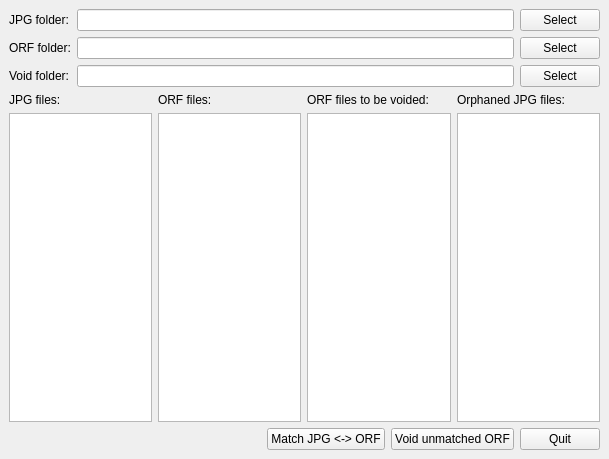
Qt form ORFvoid.ui (lucvandort/ORFvoid) before a commit.
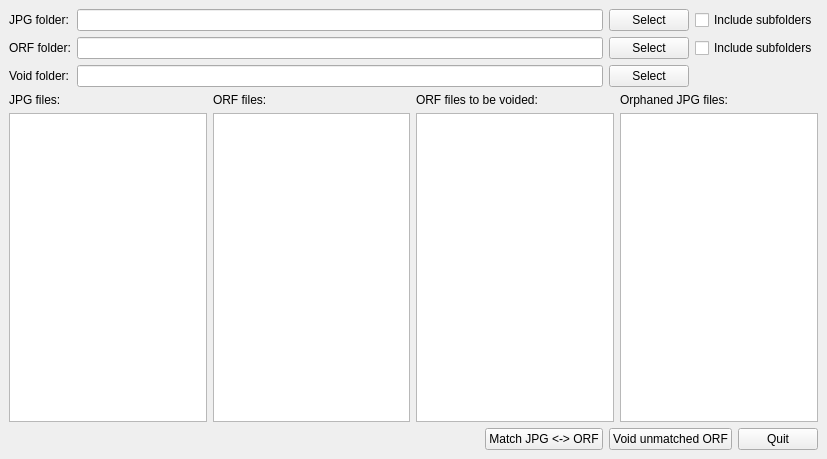
The same form after that commit.

Commit message: Extra checkbuttons for subfolder globbing

```diff
--- a/ORFvoid.ui
+++ b/ORFvoid.ui
@@ -6,7 +6,7 @@
    <rect>
     <x>0</x>
     <y>0</y>
-    <width>609</width>
+    <width>827</width>
     <height>459</height>
    </rect>
   </property>
@@ -68,6 +68,20 @@
         </property>
        </widget>
       </item>
+      <item row="0" column="3">
+       <widget class="QCheckBox" name="jpgfolder_include_subfolders">
+        <property name="text">
+         <string>Include subfolders</string>
+        </property>
+       </widget>
+      </item>
+      <item row="1" column="3">
+       <widget class="QCheckBox" name="orffolder_include_subfolders">
+        <property name="text">
+         <string>Include subfolders</string>
+        </property>
+       </widget>
+      </item>
      </layout>
     </item>
     <item>
```
The commit also changes 1 other file.
